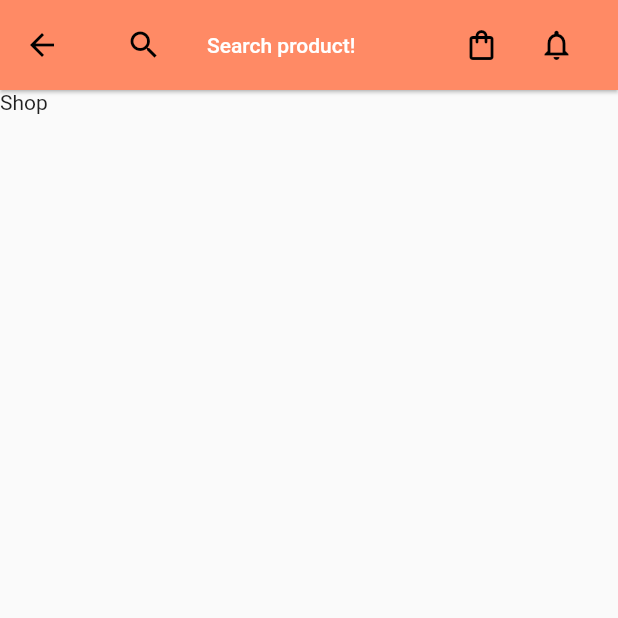
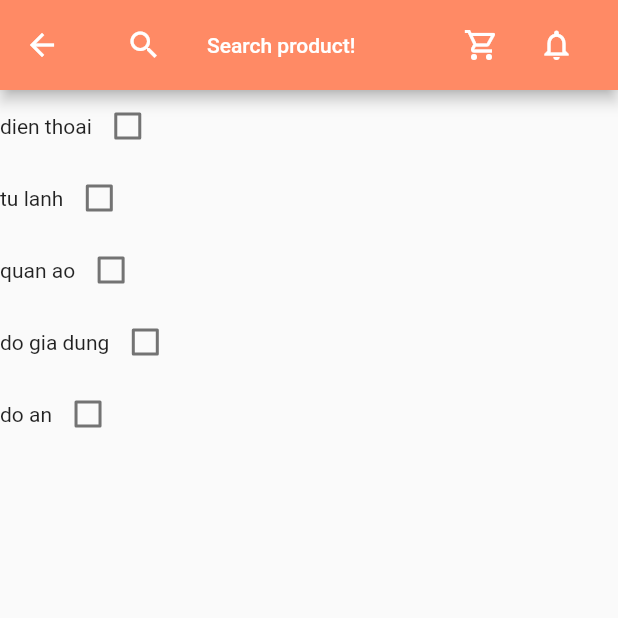
Before and after one commit to HuyDQ3/e_shop, a Flutter app: the Shop screen opened directly, on a phone screen of 412 x 824 dp, the top half of it. Run offline on Flutter 3.47's test engine with Material 2 defaults, Android fonts, the phone set to English and light mode, and no system bars; our stand-ins replace go_router, image_picker, supabase_flutter, timeago; accounts and stored records are empty.

Commit message:
modified:   lib/constants.dart 	modified:   lib/export.dart 	modified:   lib/main.dart 	new file:   lib/src/model/cart.dart 	new file:   lib/src/model/catalog.dart 	modified:   lib/src/screen/account_test.dart 	modified:   lib/src/screen/avatar.dart 	new file:   lib/src/screen/catalog.dart 	modified:   lib/src/screen/chat_test.dart 	new file:   lib/src/screen/customer_category.dart 	modified:   lib/src/screen/login_test.dart 	modified:   lib/src/screen/register_test.dart 	modified:   lib/src/screen/search.dart 	modified:   lib/src/screen/shop.dart 	modified:   pubspec.lock 	modified:   pubspec.yaml

```diff
--- a/lib/constants.dart
+++ b/lib/constants.dart
@@ -1,4 +1,5 @@
 import 'package:e_shop/export.dart';
+import 'package:supabase_flutter/supabase_flutter.dart';
 
 /// Supabase client
 final supabase = Supabase.instance.client;
--- /dev/null
+++ b/lib/src/model/cart.dart
@@ -0,0 +1,43 @@
+import 'package:e_shop/export.dart';
+
+class CartModel extends ChangeNotifier {
+  /// The private field backing [catalog].
+  late CatalogModel _catalog;
+
+  /// Internal, private state of the cart. Stores the ids of each item.
+  final List<int> _itemIds = [];
+
+  /// The current catalog. Used to construct items from numeric ids.
+  CatalogModel get catalog => _catalog;
+
+  set catalog(CatalogModel newCatalog) {
+    _catalog = newCatalog;
+    // Notify listeners, in case the new catalog provides information
+    // different from the previous one. For example, availability of an item
+    // might have changed.
+    notifyListeners();
+  }
+
+  /// List of items in the cart.
+  List<Item> get items =>
+      _itemIds.map((id) => _catalog.getByPosition(id)).toList();
+
+  /// The current total price of all items.
+  num get totalPrice =>
+      items.fold(0, (total, current) => total + current.price);
+
+  /// Adds [item] to cart. This is the only way to modify the cart from outside.
+  void add(Item item) {
+    _itemIds.add(item.id);
+    // This line tells [Model] that it should rebuild the widgets that
+    // depend on it.
+    notifyListeners();
+  }
+
+  void remove(Item item) {
+    _itemIds.remove(item.id);
+    // Don't forget to tell dependent widgets to rebuild _every time_
+    // you change the model.
+    notifyListeners();
+  }
+}
--- /dev/null
+++ b/lib/src/model/catalog.dart
@@ -0,0 +1,48 @@
+class Item {
+  int id;
+  String name;
+  // Color color;
+  num price;
+
+  // Item({
+  //   required this.id,
+  //   required this.name,
+  // }) : color = Colors.primaries[id % Colors.primaries.length];
+
+  Item({
+    required this.id,
+    required this.name,
+    required this.price,
+  });
+
+  @override
+  int get hashCode => id;
+
+  @override
+  bool operator ==(Object other) => other is Item && other.id == id;
+}
+
+class CatalogModel {
+  static List<String> itemNames = [
+    'dien thoai',
+    'tu lanh',
+    'quan ao',
+    'do gia dung',
+    'do an',
+  ];
+
+  static List<num> itemPrices = [
+    100.1,
+    72.7,
+    88,
+    66,
+    44.5,
+  ];
+
+  Item getById(int id) =>
+      Item(id: id, name: itemNames[id], price: itemPrices[id]);
+
+  Item getByPosition(int position) => getById(position);
+
+  List<String> get getNames => itemNames;
+}
--- a/lib/src/screen/account_test.dart
+++ b/lib/src/screen/account_test.dart
@@ -1,6 +1,5 @@
 import 'package:e_shop/export.dart';
-
-import 'avatar.dart';
+import 'package:supabase_flutter/supabase_flutter.dart';
 
 class AccountPage extends StatefulWidget {
   const AccountPage({super.key});
--- a/lib/src/screen/avatar.dart
+++ b/lib/src/screen/avatar.dart
@@ -1,4 +1,5 @@
 import 'package:e_shop/export.dart';
+import 'package:supabase_flutter/supabase_flutter.dart';
 
 class Avatar extends StatefulWidget {
   const Avatar({
--- /dev/null
+++ b/lib/src/screen/catalog.dart
@@ -0,0 +1,92 @@
+import 'dart:js';
+
+import 'package:e_shop/export.dart';
+import 'package:provider/provider.dart';
+
+class MyCatalog extends StatefulWidget {
+  const MyCatalog({Key? key}) : super(key: key);
+
+  @override
+  _MyCatalogState createState() => _MyCatalogState();
+}
+
+class _MyCatalogState extends State<MyCatalog> {
+  @override
+  Widget build(BuildContext context) {
+    // return SliverList(
+    //   delegate: SliverChildBuilderDelegate(
+    //     (context, index) => _MyListItem(
+    //        index: index,
+    //     ),
+    //   ),
+    // );
+    var catalog = context.read<CatalogModel>();
+    return ListView.builder(
+      itemBuilder: (context, index) => _MyListItem(index: index),
+      itemCount: catalog.getNames.length,
+    );
+  }
+}
+
+class _MyListItem extends StatelessWidget {
+  int index;
+
+  _MyListItem({required this.index, Key? key}) : super(key: key);
+
+  @override
+  Widget build(BuildContext context) {
+    Item item =
+        context.select<CatalogModel, Item>((catalog) => catalog.getById(index));
+    return Container(
+      child: Row(
+        children: [
+          Text(item.name),
+          _AddButton(item: item),
+        ],
+      ),
+    );
+  }
+}
+
+// class _AddButton extends StatelessWidget {
+// Item item;
+
+// _AddButton({required this.item, Key? key}) : super(key: key);
+
+//   @override
+//   Widget build(BuildContext context) {
+//     bool _isInCart =
+//         context.select<CartModel, bool>((cart) => cart.items.contains(item));
+
+//     return Checkbox(value: , onChanged: onChanged);
+//   }
+// }
+
+class _AddButton extends StatelessWidget {
+  Item item;
+
+  _AddButton({required this.item, Key? key}) : super(key: key);
+
+  @override
+  Widget build(BuildContext context) {
+    bool _isInCart =
+        context.select<CartModel, bool>((cart) => cart.items.contains(item));
+
+    return Consumer<CartModel>(
+      builder: (context, cart, child) {
+        return Checkbox(
+          value: _isInCart,
+          onChanged: (value) {
+            if (value != null) {
+              if (value) {
+                cart.add(item);
+              } else {
+                cart.remove(item);
+              }
+            } else {}
+          },
+        );
+      },
+    );
+  }
+}
--- a/lib/src/screen/chat_test.dart
+++ b/lib/src/screen/chat_test.dart
@@ -1,4 +1,5 @@
 import 'package:e_shop/export.dart';
+import 'package:supabase_flutter/supabase_flutter.dart';
 import 'package:timeago/timeago.dart';
 
 /// Page to chat with someone.
--- a/lib/src/screen/login_test.dart
+++ b/lib/src/screen/login_test.dart
@@ -1,4 +1,5 @@
 import 'package:e_shop/export.dart';
+import 'package:supabase_flutter/supabase_flutter.dart';
 
 class LoginPage extends StatefulWidget {
   const LoginPage({super.key});
--- a/lib/src/screen/register_test.dart
+++ b/lib/src/screen/register_test.dart
@@ -1,4 +1,5 @@
 import 'package:e_shop/export.dart';
+import 'package:supabase_flutter/supabase_flutter.dart';
 
 class RegisterPage extends StatefulWidget {
   const RegisterPage({Key? key, required this.isRegistering}) : super(key: key);
--- a/lib/src/screen/search.dart
+++ b/lib/src/screen/search.dart
@@ -52,8 +52,10 @@ class _SearchState extends State<Search> {
           width: 50,
           // height: 20,
           child: IconButton(
-            onPressed: () {},
-            icon: Icon(Icons.shopping_bag_outlined),
+            onPressed: () {
+              context.go('/category');
+            },
+            icon: Icon(Icons.shopping_cart_outlined),
           ),
         ),
         SizedBox(
--- a/lib/src/screen/shop.dart
+++ b/lib/src/screen/shop.dart
@@ -1,4 +1,8 @@
 import 'package:e_shop/export.dart';
+import 'package:e_shop/src/model/cart.dart';
+import 'package:e_shop/src/screen/catalog.dart';
+import 'package:provider/provider.dart';
+// import 'package:provider/provider.dart';
 
 class Shop extends StatefulWidget {
   const Shop({Key? key}) : super(key: key);
@@ -16,12 +20,9 @@ class _ShopState extends State<Shop> {
       appBar: PreferredSize(
           child: _appBar,
           preferredSize: Size.fromHeight(HeightAndWidth().appBarHeight)),
-      body: Wrap(
-        children: [
-          Text('Shop'),
-        ],
-      ),
+      body: MyCatalog(),
     );
+    // return scaffold;
     return scaffold;
   }
 }
--- a/pubspec.yaml
+++ b/pubspec.yaml
@@ -14,6 +14,7 @@ dependencies:
   supabase_flutter: ^1.9.2
   image_picker: ^0.8.4
   timeago: ^3.4.0
+  provider: ^6.0.0
 
 dev_dependencies:
   flutter_test:
```
Also changed, not shown: lib/export.dart (+6 -2 lines), lib/main.dart (+54 -21 lines), lib/src/screen/customer_category.dart (added, +83 -0 lines), pubspec.lock.
